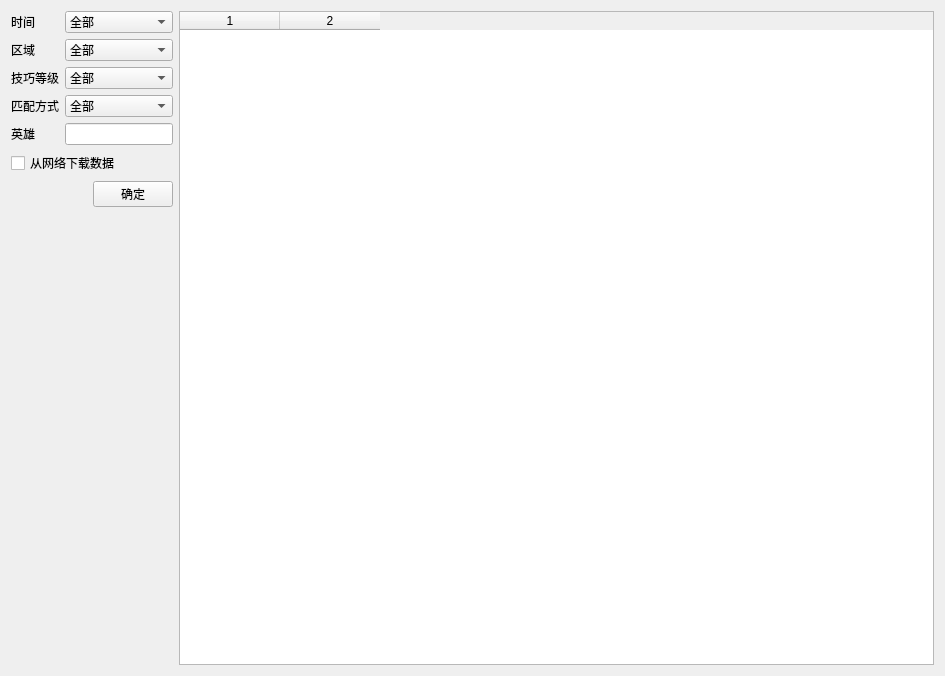
Old version of the form mainwindow.ui in the repository vkensou/DOTA2Statistics.
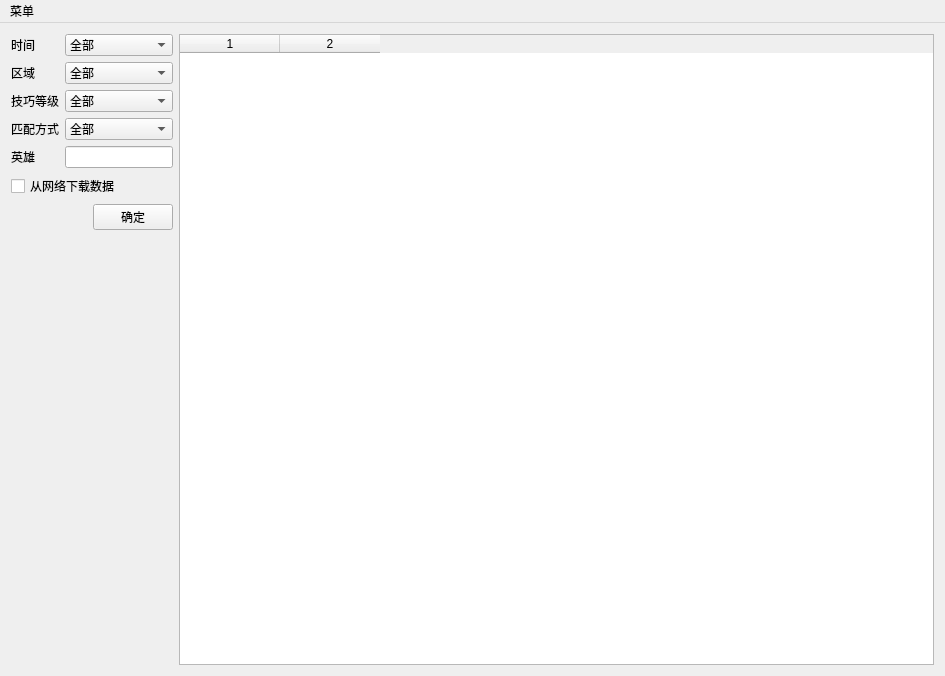
New version of the form.

Commit message: Add About dialog.

```diff
--- a/mainwindow.ui
+++ b/mainwindow.ui
@@ -328,6 +328,28 @@
     </item>
    </layout>
   </widget>
+  <widget class="QMenuBar" name="menuBar">
+   <property name="geometry">
+    <rect>
+     <x>0</x>
+     <y>0</y>
+     <width>945</width>
+     <height>23</height>
+    </rect>
+   </property>
+   <widget class="QMenu" name="menu">
+    <property name="title">
+     <string>菜单</string>
+    </property>
+    <addaction name="action_about"/>
+   </widget>
+   <addaction name="menu"/>
+  </widget>
+  <action name="action_about">
+   <property name="text">
+    <string>关于</string>
+   </property>
+  </action>
  </widget>
  <layoutdefault spacing="6" margin="11"/>
  <resources/>
```
The commit also changes 2 other files.
